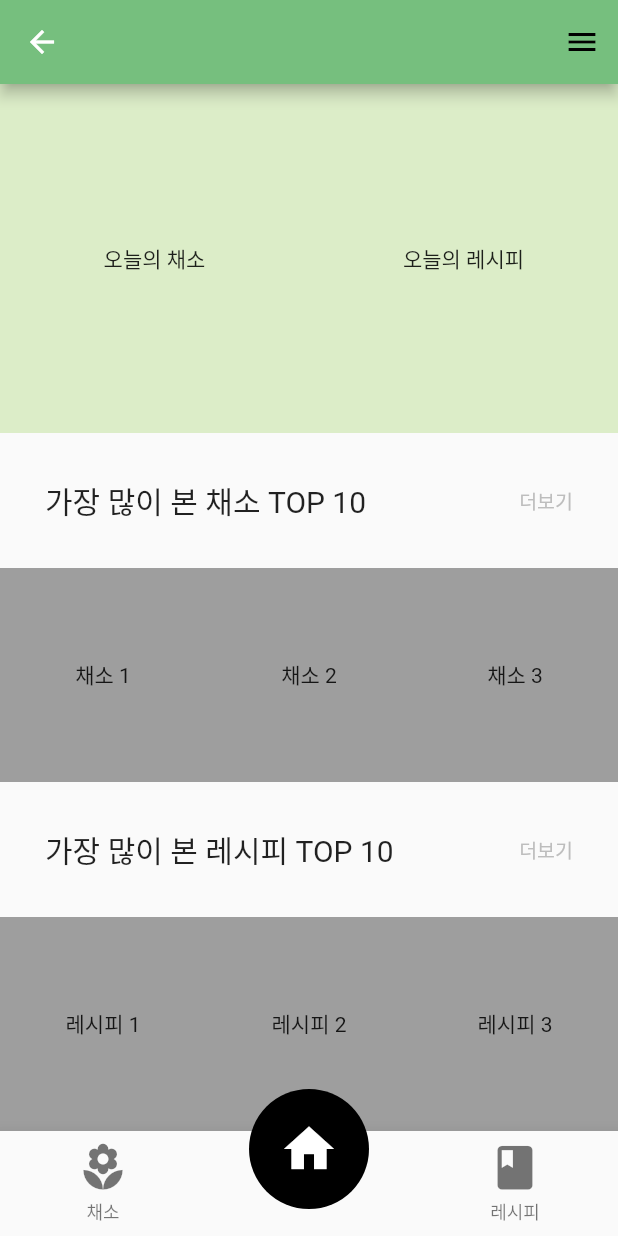
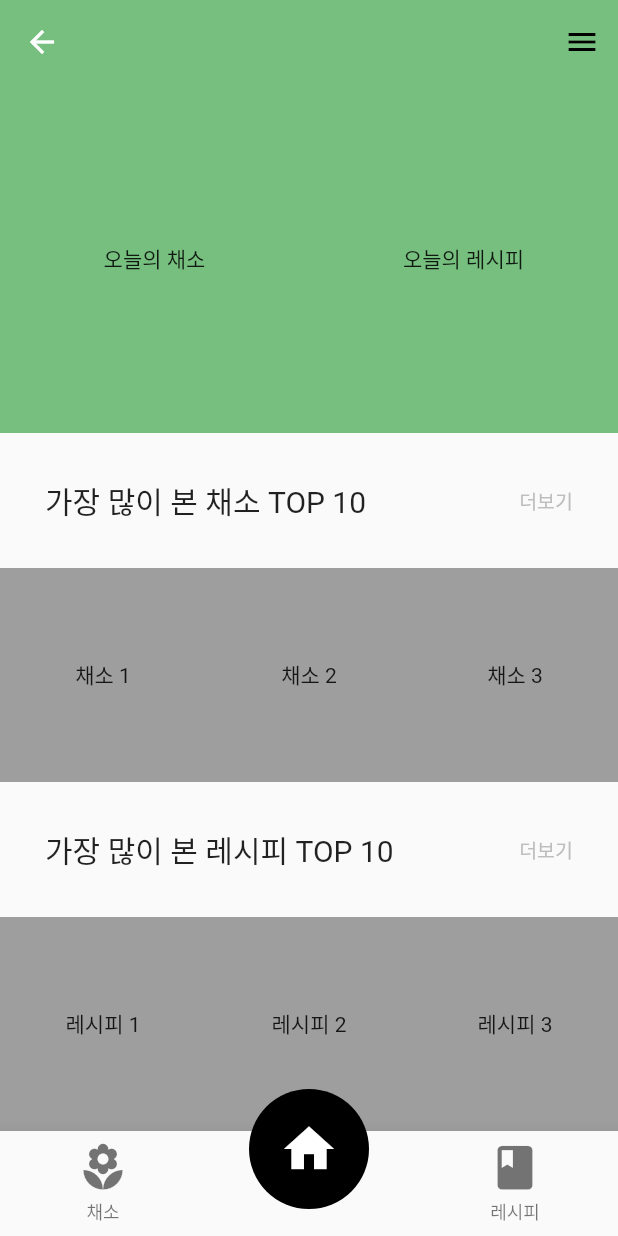
Before and after one commit to CSID-DGU/2023-02-CECD2-5, a Flutter app: the MainPage screen opened directly, on a phone screen of 412 x 824 dp. Run offline on Flutter 3.47's test engine with Material 2 defaults, Android fonts, the phone set to English and light mode, and no system bars; our stand-ins replace fl_chart; missing offline and left inert: kakao_flutter_sdk_user; Roboto replaces fonts that are missing (SOYO_Maple_Bold, SOYO_Maple_Regular).

Commit message:
feat: 메인페이지 디자인 변경

```diff
--- a/Front-End/vegetable/lib/mainpage.dart
+++ b/Front-End/vegetable/lib/mainpage.dart
@@ -43,6 +43,7 @@ class _MainPageState extends State<MainPage> {
         actions: <Widget>[
           buildPopupMenuButton(context),
         ],
+        elevation: 0,
       ),
       body: _widgetOptions[_selectedIndex],
       bottomNavigationBar: CustomBottomBar(
@@ -77,7 +78,7 @@ class MainContent extends StatelessWidget {
         // 오늘의 채소, 레시피 영역
         Expanded(
           child: Container(
-            color: Colors.lightGreen[100],
+            color: Color.fromARGB(255, 118, 191, 126),
             child: Row(
               children: [
                 Expanded(child: Center(child: Text("오늘의 채소"))),
```
